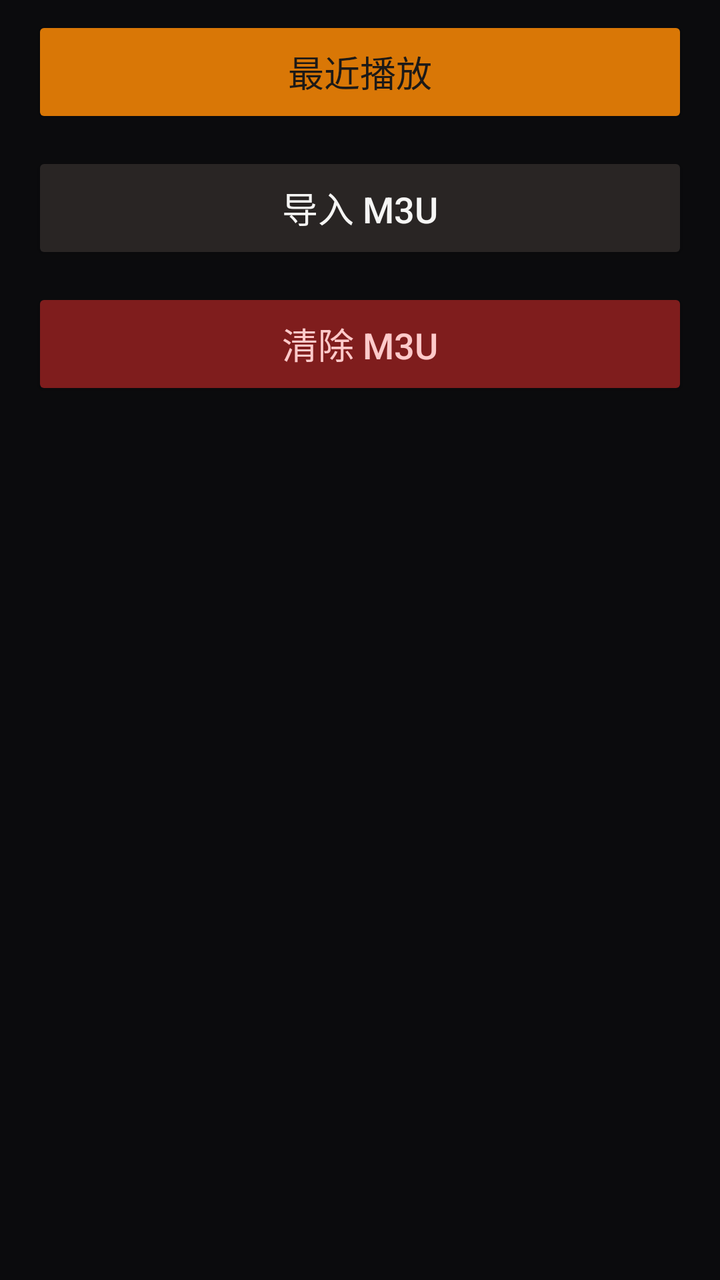
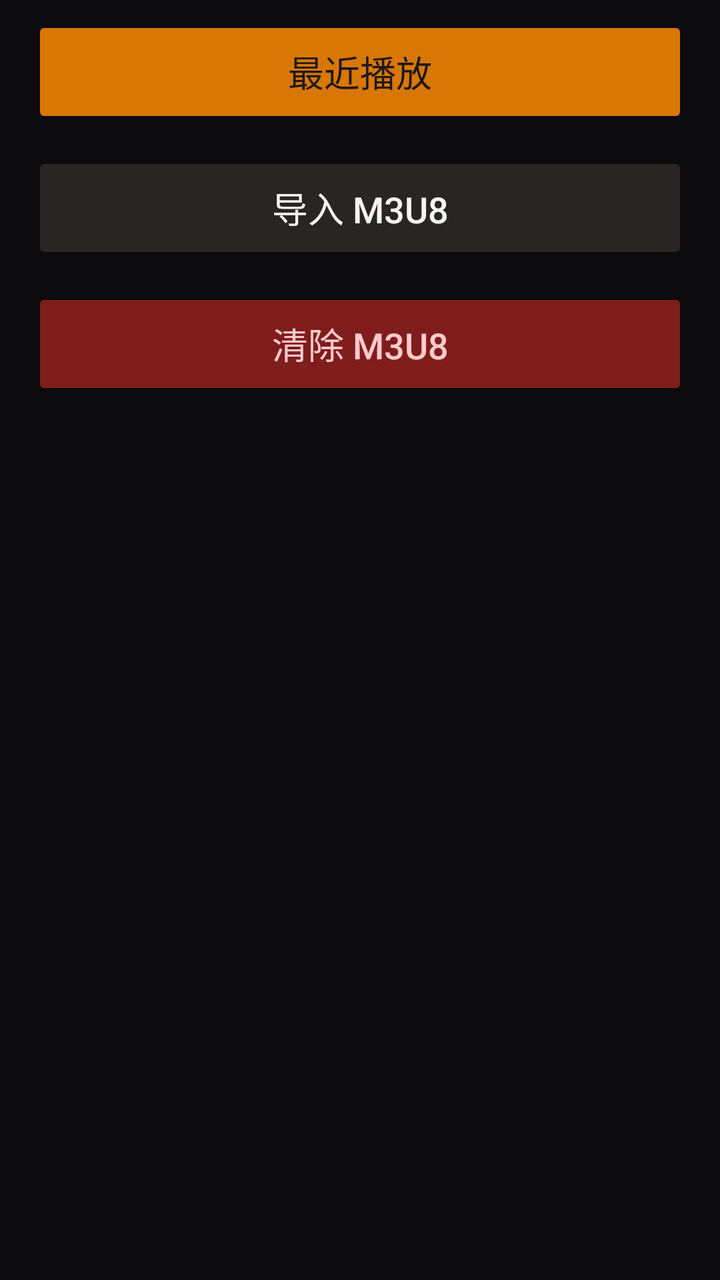

Compare the two renders of this Android layout. The source of the first and the diff that turns it into the second are given below.
<!-- AndroidManifest.xml: application theme Theme.IptvTv -->
<!-- res/layout/dialog_settings.xml -->
<?xml version="1.0" encoding="utf-8"?>
<LinearLayout xmlns:android="http://schemas.android.com/apk/res/android"
    android:layout_width="match_parent"
    android:layout_height="wrap_content"
    android:orientation="vertical"
    android:paddingLeft="16dp"
    android:paddingTop="8dp"
    android:paddingRight="16dp"
    android:paddingBottom="8dp">

    <Button
        android:id="@+id/settingsRecent"
        android:layout_width="match_parent"
        android:layout_height="56dp"
        android:backgroundTint="#D97706"
        android:focusable="true"
        android:nextFocusDown="@id/settingsImport"
        android:text="最近播放"
        android:textColor="#1C1917"
        android:textSize="18sp" />

    <Button
        android:id="@+id/settingsImport"
        android:layout_width="match_parent"
        android:layout_height="56dp"
        android:layout_marginTop="12dp"
        android:backgroundTint="#292524"
        android:focusable="true"
        android:nextFocusUp="@id/settingsRecent"
        android:nextFocusDown="@id/settingsClear"
        android:text="导入 M3U"
        android:textColor="#F5F5F4"
        android:textSize="18sp" />

    <Button
        android:id="@+id/settingsClear"
        android:layout_width="match_parent"
        android:layout_height="56dp"
        android:layout_marginTop="12dp"
        android:backgroundTint="#7F1D1D"
        android:focusable="true"
        android:nextFocusUp="@id/settingsImport"
        android:text="清除 M3U"
        android:textColor="#FECACA"
        android:textSize="18sp" />
</LinearLayout>
<!-- resources referenced by this layout -->
<resources>
  <style name="Theme.IptvTv" parent="Theme.AppCompat.NoActionBar">
          <item name="android:windowBackground">#0B0B0D</item>
          <item name="android:windowFullscreen">true</item>
          <item name="android:colorPrimary">#D97706</item>
          <item name="colorAccent">#FBBF24</item>
          <item name="android:windowTranslucentStatus">true</item>
      </style>
</resources>

<!-- the commit's change to res/layout/dialog_settings.xml (unified diff, before → after) -->
@@ -28,7 +28,7 @@
         android:focusable="true"
         android:nextFocusUp="@id/settingsRecent"
         android:nextFocusDown="@id/settingsClear"
-        android:text="导入 M3U"
+        android:text="导入 M3U8"
         android:textColor="#F5F5F4"
         android:textSize="18sp" />
 
@@ -40,7 +40,7 @@
         android:backgroundTint="#7F1D1D"
         android:focusable="true"
         android:nextFocusUp="@id/settingsImport"
-        android:text="清除 M3U"
+        android:text="清除 M3U8"
         android:textColor="#FECACA"
         android:textSize="18sp" />
 </LinearLayout>
